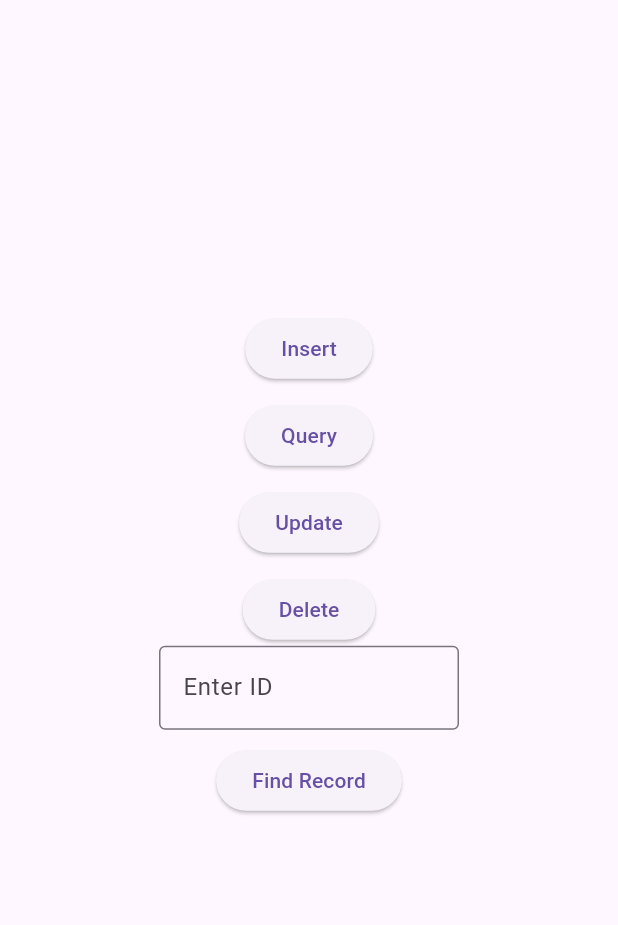
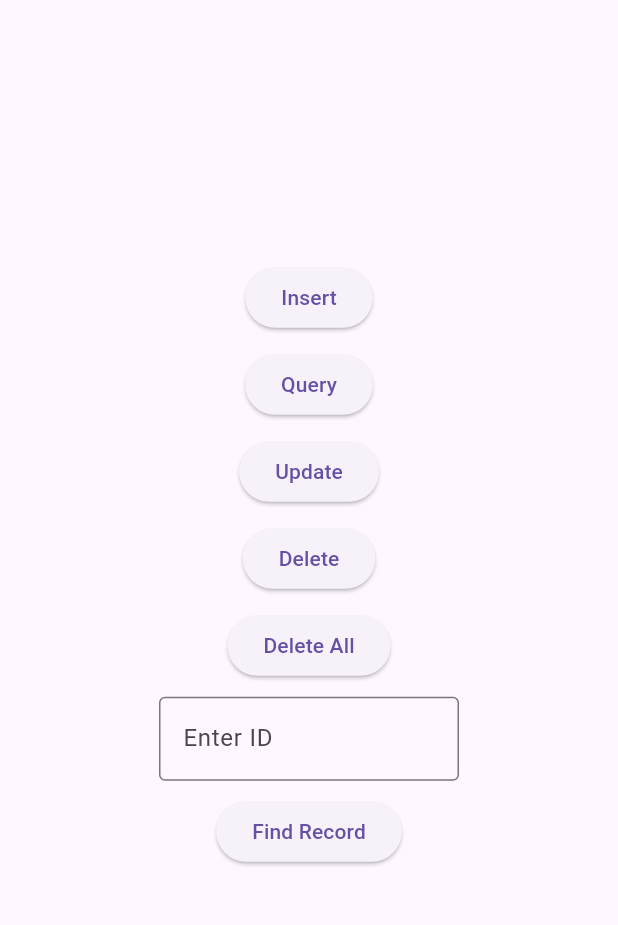
Before and after one commit to usmann56/act_10, a Flutter app: the screen it shows after launch, on a phone screen of 412 x 824 dp, the part 63-988 px from its top. Run offline on Flutter 3.47's test engine with Material 3 defaults, Android fonts, the phone set to English and light mode, and no system bars; our stand-ins replace sqflite; accounts and stored records are empty.

Commit message:
delete all records

```diff
--- a/lib/main.dart
+++ b/lib/main.dart
@@ -53,6 +53,13 @@ class _MyHomePageState extends State<MyHomePage> {
             ElevatedButton(onPressed: _update, child: const Text('Update')),
             const SizedBox(height: 10),
             ElevatedButton(onPressed: _delete, child: const Text('Delete')),
+            const SizedBox(height: 10),
+            ElevatedButton(
+              onPressed: _deleteAll,
+              child: const Text('Delete All'),
+            ),
+            const SizedBox(height: 10),
+
             SizedBox(
               width: 200,
               child: TextField(
@@ -120,6 +127,11 @@ class _MyHomePageState extends State<MyHomePage> {
     debugPrint('Deleted $rowsDeleted row(s): row $id');
   }
 
+  static void _deleteAll() async {
+    await dbHelper.deleteAll();
+    debugPrint('Deleted all rows');
+  }
+
   Future<void> _queryById() async {
     if (_enteredId.isEmpty) {
       setState(() => _queryResult = 'Please enter an ID.');
--- a/lib/services/database_helper.dart
+++ b/lib/services/database_helper.dart
@@ -76,6 +76,10 @@ $columnAge INTEGER NOT NULL
     return await _db.delete(table, where: '$columnId = ?', whereArgs: [id]);
   }
 
+  Future<int> deleteAll() async {
+    return await _db.delete(table);
+  }
+
   Future<Map<String, dynamic>?> queryRowById(int id) async {
     final results = await _db.query(
       table,
```
